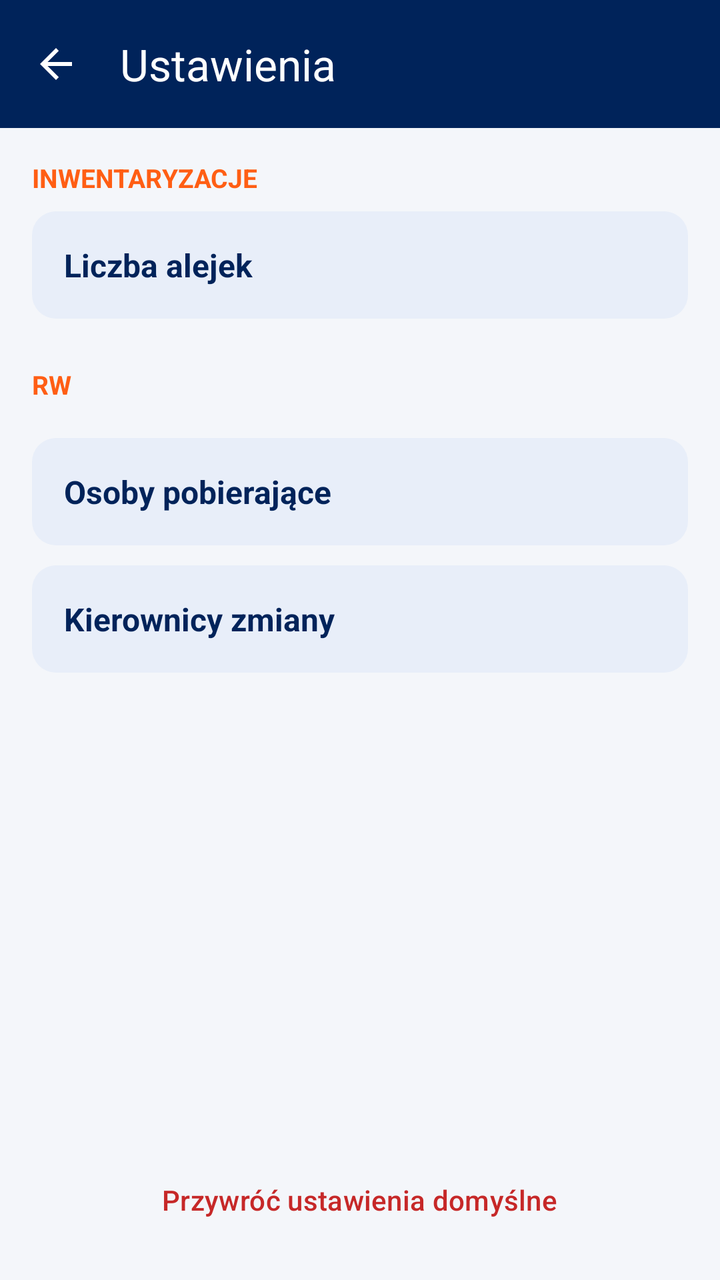
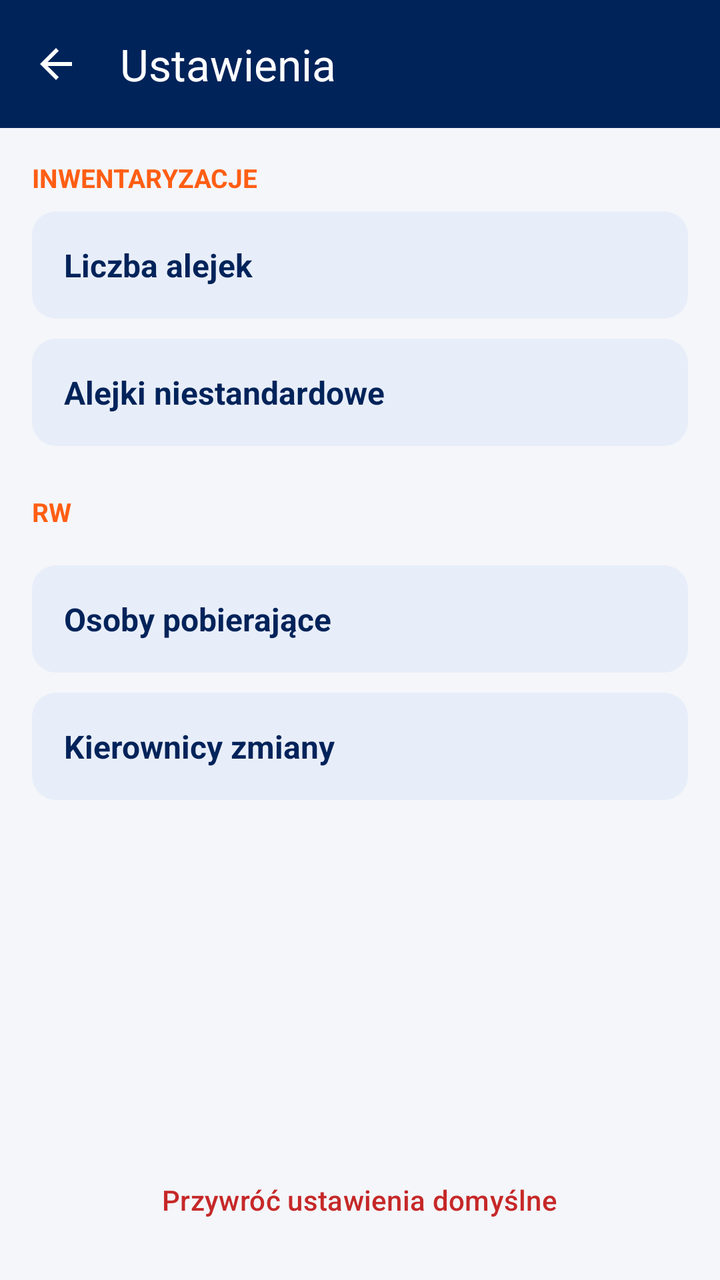

The first picture is an Android layout as it rendered before a commit; the second is the same layout after the commit. The layout source and the unified diff follow.
<!-- AndroidManifest.xml: application theme Theme.Skaner -->
<!-- res/layout/activity_settings.xml -->
<?xml version="1.0" encoding="utf-8"?>
<LinearLayout xmlns:android="http://schemas.android.com/apk/res/android"
    xmlns:app="http://schemas.android.com/apk/res-auto"
    android:layout_width="match_parent"
    android:layout_height="match_parent"
    android:orientation="vertical">

    <com.google.android.material.appbar.MaterialToolbar
        android:id="@+id/toolbar"
        android:layout_width="match_parent"
        android:layout_height="?attr/actionBarSize"
        android:background="@color/brand_blue"
        android:elevation="4dp"
        app:navigationIcon="?attr/homeAsUpIndicator"
        app:navigationIconTint="@android:color/white"
        app:title="@string/home_settings"
        app:titleTextColor="@android:color/white" />

    <LinearLayout
        android:layout_width="match_parent"
        android:layout_height="0dp"
        android:layout_weight="1"
        android:orientation="vertical"
        android:padding="16dp">

        <TextView
            style="@style/SettingsGroupHeader"
            android:text="@string/home_inventory" />

        <LinearLayout
            android:id="@+id/rowAlleys"
            android:layout_width="match_parent"
            android:layout_height="wrap_content"
            android:background="@drawable/settings_row_bg"
            android:clickable="true"
            android:focusable="true"
            android:foreground="?attr/selectableItemBackground"
            android:gravity="center_vertical"
            android:orientation="horizontal"
            android:padding="16dp">

            <TextView
                android:layout_width="wrap_content"
                android:layout_height="wrap_content"
                android:text="@string/settings_alley_count"
                android:textColor="@color/brand_blue"
                android:textSize="16sp"
                android:textStyle="bold" />

            <TextView
                android:id="@+id/alleysValue"
                android:layout_width="0dp"
                android:layout_height="wrap_content"
                android:layout_marginStart="12dp"
                android:layout_weight="1"
                android:ellipsize="end"
                android:gravity="end"
                android:maxLines="1"
                android:textColor="@color/text_secondary"
                android:textSize="16sp" />
        </LinearLayout>

        <TextView
            style="@style/SettingsGroupHeader"
            android:layout_marginTop="24dp"
            android:text="@string/home_rw" />

        <LinearLayout
            android:id="@+id/rowRequesters"
            android:layout_width="match_parent"
            android:layout_height="wrap_content"
            android:layout_marginTop="10dp"
            android:background="@drawable/settings_row_bg"
            android:clickable="true"
            android:focusable="true"
            android:foreground="?attr/selectableItemBackground"
            android:gravity="center_vertical"
            android:orientation="horizontal"
            android:padding="16dp">

            <TextView
                android:layout_width="wrap_content"
                android:layout_height="wrap_content"
                android:text="@string/settings_requesters"
                android:textColor="@color/brand_blue"
                android:textSize="16sp"
                android:textStyle="bold" />

            <TextView
                android:id="@+id/requestersValue"
                android:layout_width="0dp"
                android:layout_height="wrap_content"
                android:layout_marginStart="12dp"
                android:layout_weight="1"
                android:ellipsize="end"
                android:gravity="end"
                android:maxLines="1"
                android:textColor="@color/text_secondary"
                android:textSize="16sp" />
        </LinearLayout>

        <LinearLayout
            android:id="@+id/rowManagers"
            android:layout_width="match_parent"
            android:layout_height="wrap_content"
            android:layout_marginTop="10dp"
            android:background="@drawable/settings_row_bg"
            android:clickable="true"
            android:focusable="true"
            android:foreground="?attr/selectableItemBackground"
            android:gravity="center_vertical"
            android:orientation="horizontal"
            android:padding="16dp">

            <TextView
                android:layout_width="wrap_content"
                android:layout_height="wrap_content"
                android:text="@string/settings_managers"
                android:textColor="@color/brand_blue"
                android:textSize="16sp"
                android:textStyle="bold" />

            <TextView
                android:id="@+id/managersValue"
                android:layout_width="0dp"
                android:layout_height="wrap_content"
                android:layout_marginStart="12dp"
                android:layout_weight="1"
                android:ellipsize="end"
                android:gravity="end"
                android:maxLines="1"
                android:textColor="@color/text_secondary"
                android:textSize="16sp" />
        </LinearLayout>
    </LinearLayout>

    <Button
        android:id="@+id/resetButton"
        style="@style/Widget.Skaner.Button.Danger"
        android:layout_width="wrap_content"
        android:layout_height="wrap_content"
        android:layout_gravity="center_horizontal"
        android:layout_marginBottom="16dp"
        android:text="@string/settings_reset" />

</LinearLayout>
<!-- resources referenced by this layout -->
<resources>
  <color name="brand_blue">#00235A</color>
  <color name="text_secondary">#5B6470</color>
  <!-- drawable settings_row_bg (drawable) -->
  <?xml version="1.0" encoding="utf-8"?>
  <shape xmlns:android="http://schemas.android.com/apk/res/android"
      android:shape="rectangle">
      <solid android:color="@color/brand_blue_container" />
      <corners android:radius="12dp" />
  </shape>
  <string name="home_inventory">Inwentaryzacje</string>
  <string name="home_rw">RW</string>
  <string name="home_settings">Ustawienia</string>
  <string name="settings_alley_count">Liczba alejek</string>
  <string name="settings_managers">Kierownicy zmiany</string>
  <string name="settings_requesters">Osoby pobierające</string>
  <string name="settings_reset">Przywróć ustawienia domyślne</string>
  <style name="SettingsGroupHeader">
          <item name="android:layout_width">match_parent</item>
          <item name="android:layout_height">wrap_content</item>
          <item name="android:layout_marginBottom">8dp</item>
          <item name="android:textAllCaps">true</item>
          <item name="android:textColor">@color/brand_orange</item>
          <item name="android:textSize">13sp</item>
          <item name="android:textStyle">bold</item>
      </style>
  <style name="Widget.Skaner.Button.Danger" parent="Widget.Material3.Button.TextButton">
          <item name="android:textColor">@color/status_error</item>
      </style>
  <style name="Theme.Skaner" parent="Base.Theme.Skaner" />
  <color name="brand_blue_container">#E8EEF9</color>
  <color name="brand_orange">#FF5E14</color>
  <color name="status_error">#C62828</color>
  <style name="Base.Theme.Skaner" parent="Theme.Material3.Light.NoActionBar">
          <item name="colorPrimary">@color/brand_blue</item>
          <item name="colorOnPrimary">@android:color/white</item>
          <item name="colorSecondary">@color/brand_orange</item>
          <item name="colorOnSecondary">@android:color/white</item>
          <item name="android:windowBackground">@color/app_background</item>
          <item name="android:statusBarColor">@color/brand_blue</item>
          <item name="android:windowLightStatusBar">false</item>
      </style>
  <color name="app_background">#F4F6FA</color>
</resources>

<!-- the commit's change to res/layout/activity_settings.xml (unified diff, before → after) -->
@@ -49,6 +49,40 @@
 
             <TextView
                 android:id="@+id/alleysValue"
+                android:layout_width="0dp"
+                android:layout_height="wrap_content"
+                android:layout_marginStart="12dp"
+                android:layout_weight="1"
+                android:ellipsize="end"
+                android:gravity="end"
+                android:maxLines="1"
+                android:textColor="@color/text_secondary"
+                android:textSize="16sp" />
+        </LinearLayout>
+
+        <LinearLayout
+            android:id="@+id/rowCustomAlleys"
+            android:layout_width="match_parent"
+            android:layout_height="wrap_content"
+            android:layout_marginTop="10dp"
+            android:background="@drawable/settings_row_bg"
+            android:clickable="true"
+            android:focusable="true"
+            android:foreground="?attr/selectableItemBackground"
+            android:gravity="center_vertical"
+            android:orientation="horizontal"
+            android:padding="16dp">
+
+            <TextView
+                android:layout_width="wrap_content"
+                android:layout_height="wrap_content"
+                android:text="@string/settings_custom_alleys"
+                android:textColor="@color/brand_blue"
+                android:textSize="16sp"
+                android:textStyle="bold" />
+
+            <TextView
+                android:id="@+id/customAlleysValue"
                 android:layout_width="0dp"
                 android:layout_height="wrap_content"
                 android:layout_marginStart="12dp"
<!-- resource entries referenced after the edit -->
@@ -13,6 +13,7 @@
   <string name="home_rw">RW</string>
   <string name="home_settings">Ustawienia</string>
   <string name="settings_alley_count">Liczba alejek</string>
+  <string name="settings_custom_alleys">Alejki niestandardowe</string>
   <string name="settings_managers">Kierownicy zmiany</string>
   <string name="settings_requesters">Osoby pobierające</string>
   <string name="settings_reset">Przywróć ustawienia domyślne</string>
